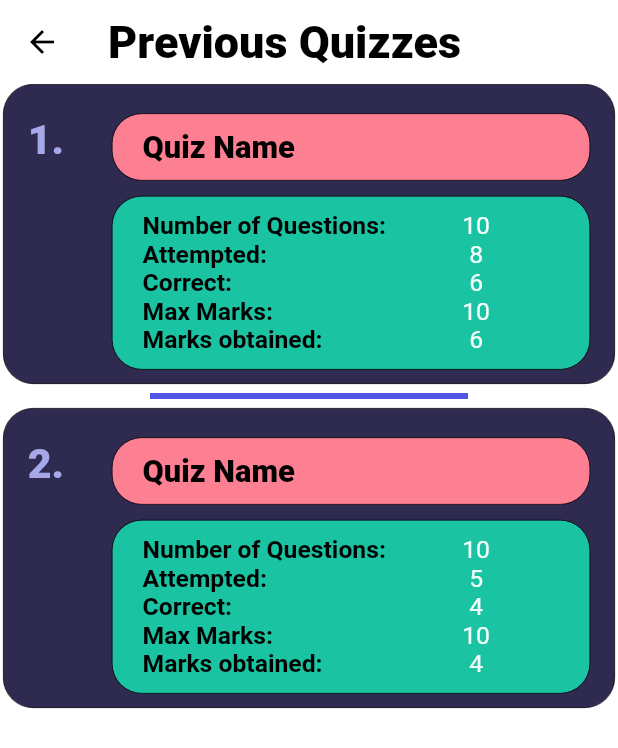
After one commit to singhayush20/Assessment-Portal-App, a Flutter app: the QuizResultPage screen opened directly, on a phone screen of 412 x 824 dp. The commit adds this screen. Shown: the top 748 px of the screen. Run offline on Flutter 3.47's test engine with Material 2 defaults, Android fonts, the phone set to English and light mode, and no system bars; our stand-ins replace cached_network_image, dio, email_validator, flutter_countdown_timer, font_awesome_flutter, loader_overlay and 3 more; accounts and stored records are empty; network calls fail.

Commit message:
Quiz Result Page UI

```diff
--- a/lib/Navigation/BottomNavigation.dart
+++ b/lib/Navigation/BottomNavigation.dart
@@ -3,6 +3,7 @@ import 'dart:developer';
 import 'package:assessmentportal/AppConstants/constants.dart';
 import 'package:assessmentportal/Navigation/BottomNavigationProvider.dart';
 import 'package:assessmentportal/Pages/Profile/ProfilePage.dart';
+import 'package:assessmentportal/Pages/QuizResults/QuizResult.dart';
 import 'package:assessmentportal/Register%20and%20Login/LoginPage.dart';
 import 'package:assessmentportal/provider/UserProvider.dart';
 import 'package:flutter/material.dart';
@@ -34,7 +35,7 @@ class _BottomNavigationState extends State<BottomNavigation> {
   );
   static const List<Widget> _widgetOptions = <Widget>[
     HomeScreen(),
-    HomeScreen(),
+    QuizResultPage(),
     ProfilePage(),
   ];
   @override
--- a/lib/Pages/Quiz/StartQuiz.dart
+++ b/lib/Pages/Quiz/StartQuiz.dart
@@ -385,7 +385,7 @@ class _StartQuizState extends State<StartQuiz> {
                     ),
                     ElevatedButton(
                       onPressed: () {
-                        Navigator.of(context).pop();
+                        Navigator.popUntil(context, (route) => route.isFirst);
                       },
                       child: Text("Close"),
                     ),
--- /dev/null
+++ b/lib/Pages/QuizResults/QuizResult.dart
@@ -0,0 +1,198 @@
+import 'dart:developer';
+
+import 'package:flutter/material.dart';
+import 'package:flutter/src/widgets/container.dart';
+import 'package:flutter/src/widgets/framework.dart';
+import 'package:sizer/sizer.dart';
+
+class QuizResultPage extends StatefulWidget {
+  const QuizResultPage({super.key});
+  @override
+  State<QuizResultPage> createState() => _QuizResultPageState();
+}
+
+class _QuizResultPageState extends State<QuizResultPage> {
+  //This is temporary for dev
+  final Map<String, dynamic> quizHistoryResult = {
+    "data": [
+      {
+        "id": {"userId": 98, "quizId": 74},
+        "noOfQuestions": 10,
+        "questionsAttempted": 8,
+        "correctQuestions": 6,
+        "maxMarks": 10,
+        "marksObtained": 6
+      },
+      {
+        "id": {"userId": 98, "quizId": 87},
+        "noOfQuestions": 10,
+        "questionsAttempted": 5,
+        "correctQuestions": 4,
+        "maxMarks": 10,
+        "marksObtained": 4
+      }
+    ],
+    "message": "Success",
+    "code": "2000"
+  };
+  final AppBar appBar = AppBar(
+    title: Text('Previous Quizzes'),
+  );
+  @override
+  Widget build(BuildContext context) {
+    final height = MediaQuery.of(context).size.height -
+        appBar.preferredSize.height -
+        MediaQuery.of(context).padding.top -
+        MediaQuery.of(context).padding.bottom;
+    final width = MediaQuery.of(context).size.width;
+    return Scaffold(
+      appBar: appBar,
+      body: ListView.separated(
+        shrinkWrap: true,
+        physics: BouncingScrollPhysics(),
+        separatorBuilder: (context, index) {
+          return Divider(
+            indent: 100,
+            endIndent: 100,
+            color: Color(0xFF5155E3),
+            thickness: 4,
+          );
+        },
+        itemCount: quizHistoryResult['data'].length,
+        itemBuilder: (context, index) {
+          return CustomListTile(
+              quiz: quizHistoryResult['data'][index], index: index);
+        },
+      ),
+    );
+  }
+}
+
+class CustomListTile extends StatelessWidget {
+  Map<String, dynamic> quiz;
+  int index;
+
+  CustomListTile({required this.quiz, required this.index});
+
+  @override
+  Widget build(BuildContext context) {
+    return Container(
+      margin: EdgeInsets.symmetric(
+        horizontal: 2,
+      ),
+      padding: EdgeInsets.symmetric(
+        vertical: 5,
+      ),
+      decoration: BoxDecoration(
+        border: Border.all(
+            color: Colors.black, width: 0.5, style: BorderStyle.solid),
+        borderRadius: BorderRadius.all(
+          Radius.circular(20),
+        ),
+        color: Color(0xFF2E2A50),
+      ),
+      child: ListTile(
+        leading: Text(
+          '${index + 1}.',
+          style: TextStyle(
+              color: Color.fromARGB(255, 166, 168, 234),
+              fontSize: 20.sp,
+              fontWeight: FontWeight.w900),
+        ),
+        title: Container(
+          margin: EdgeInsets.symmetric(
+            vertical: 10,
+          ),
+          padding: EdgeInsets.symmetric(
+            horizontal: 20,
+            vertical: 10,
+          ),
+          decoration: BoxDecoration(
+            border: Border.all(
+                color: Colors.black, width: 0.5, style: BorderStyle.solid),
+            borderRadius: BorderRadius.all(
+              Radius.circular(20),
+            ),
+            color: Color(0xFFFD7F92),
+          ),
+          child: Text(
+            'Quiz Name',
+            style: TextStyle(
+              color: Colors.black,
+              fontWeight: FontWeight.w900,
+              fontSize: 15.sp,
+            ),
+          ),
+        ),
+        subtitle: Container(
+          padding: EdgeInsets.symmetric(
+            horizontal: 20,
+            vertical: 10,
+          ),
+          decoration: BoxDecoration(
+            border: Border.all(
+                color: Colors.black, width: 0.5, style: BorderStyle.solid),
+            borderRadius: BorderRadius.all(
+              Radius.circular(20),
+            ),
+            color: Color(0xFF1AC3A1),
+          ),
+          child: Column(
+            mainAxisAlignment: MainAxisAlignment.spaceAround,
+            children: [
+              CustomQuizHistorySubtitleItem(
+                  title: 'Number of Questions: ',
+                  value: '${quiz['noOfQuestions']}'),
+              CustomQuizHistorySubtitleItem(
+                  title: 'Attempted: ', value: '${quiz['questionsAttempted']}'),
+              CustomQuizHistorySubtitleItem(
+                  title: 'Correct: ', value: '${quiz['correctQuestions']}'),
+              CustomQuizHistorySubtitleItem(
+                title: 'Max Marks: ',
+                value: '${quiz['maxMarks']}',
+              ),
+              CustomQuizHistorySubtitleItem(
+                  title: 'Marks obtained: ', value: '${quiz['marksObtained']}'),
+              //       "noOfQuestions": 10,
+            ],
+          ),
+        ),
+      ),
+    );
+  }
+}
+
+class CustomQuizHistorySubtitleItem extends StatelessWidget {
+  String title, value;
+  CustomQuizHistorySubtitleItem({required this.title, required this.value});
+
+  @override
+  Widget build(BuildContext context) {
+    return LayoutBuilder(builder: (context, constraints) {
+      return Row(
+        children: [
+          Container(
+            width: constraints.maxWidth * 0.6,
+            child: Text(
+              title,
+              style: TextStyle(
+                // color: Color.fromARGB(255, 218, 234, 229),
+                color: Colors.black,
+                fontWeight: FontWeight.w700,
+                fontSize: 12.sp,
+              ),
+            ),
+          ),
+          Container(
+            alignment: Alignment.center,
+            width: constraints.maxWidth * 0.4,
+            child: Text(
+              value,
+              style: TextStyle(color: Color(0xFFF6FFFD), fontSize: 12.sp),
+            ),
+          ),
+        ],
+      );
+    });
+  }
+}
--- a/lib/main.dart
+++ b/lib/main.dart
@@ -3,6 +3,7 @@ import 'dart:developer';
 import 'package:assessmentportal/AppConstants/constants.dart';
 import 'package:assessmentportal/Navigation/BottomNavigation.dart';
 import 'package:assessmentportal/Navigation/BottomNavigationProvider.dart';
+import 'package:assessmentportal/Pages/QuizResults/QuizResult.dart';
 import 'package:assessmentportal/Register%20and%20Login/LoginPage.dart';
 import 'package:assessmentportal/provider/UserProvider.dart';
 import 'package:flutter/material.dart';
@@ -99,9 +100,6 @@ class MyApp extends StatelessWidget {
             ),
             debugShowCheckedModeBanner: false,
             home: (isLoggedIn) ? BottomNavigation() : LoginPage(),
-            // home: RegisterDetails(
-            //   email: "ayush20apr@gmail.com",
-            // ),
           );
         }),
       ),
```
